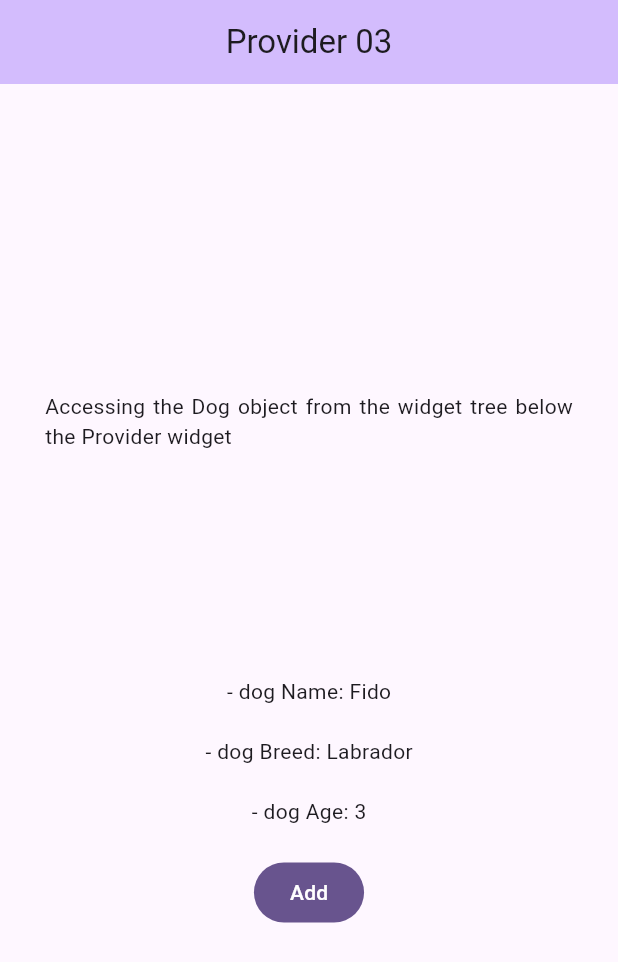
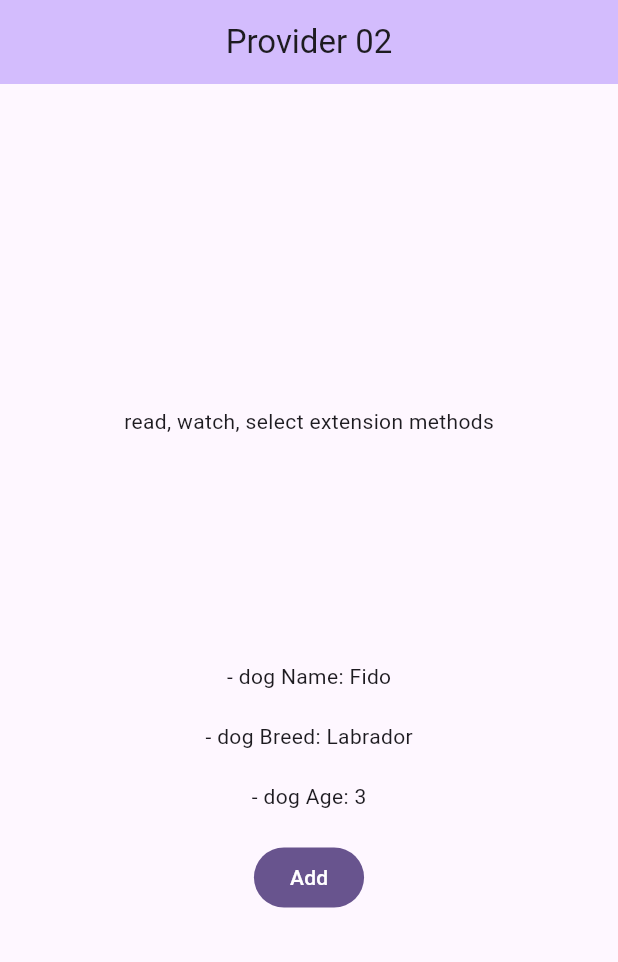
Before and after one commit to ianshaloom/state-management-with-provider, a Flutter app: the screen it shows after launch, on a phone screen of 412 x 824 dp. Shown: the top 962 px of the screen. Run offline on Flutter 3.47's test engine with Material 2 defaults, Android fonts, the light colour scheme and no system bars.

Commit message:
read, watch, select ext methods

```diff
--- a/lib/main.dart
+++ b/lib/main.dart
@@ -41,7 +41,7 @@ class MyHomePage extends StatelessWidget {
     return Scaffold(
       appBar: AppBar(
         backgroundColor: Theme.of(context).colorScheme.inversePrimary,
-        title: Text('Provider 03'),
+        title: Text('Provider 02'),
         centerTitle: true,
       ),
       body: Center(
@@ -51,19 +51,19 @@ class MyHomePage extends StatelessWidget {
             Padding(
               padding: const EdgeInsets.symmetric(horizontal: 30.0),
               child: const Text(
-                'Accessing the Dog object from the widget tree below the Provider widget',
+                'read, watch, select extension methods',
                 textAlign: TextAlign.justify,
               ),
             ),
             const SizedBox(height: 150.0),
-            //NOTE - The Dog object is accessed from the widget tree below the Provider widget
+            //NOTE
             /**
              * The Dog object is accessed from the widget tree below the Provider widget
              * But since the Dog name property is final, it cannot be changed
              * So we can use listen: false to prevent the widget from rebuilding when the Dog object changes
              */
             Text(
-              '- dog Name: ${Provider.of<Dog>(context, listen: false).name}',
+              '- dog Name: ${context.watch<Dog>().name}',
             ),
             const SizedBox(height: 20.0),
             BreedAndAge(),
@@ -83,7 +83,7 @@ class BreedAndAge extends StatelessWidget {
     return Column(
       children: [
         Text(
-          '- dog Breed: ${Provider.of<Dog>(context, listen: false).breed}',
+          '- dog Breed: ${context.select((Dog dog) => dog.breed)}',
         ),
         const SizedBox(height: 20.0),
         Age(),
@@ -103,17 +103,24 @@ class Age extends StatelessWidget {
     return Column(
       children: [
         Text(
-          '- dog Age: ${Provider.of<Dog>(context).age}',
+          //NOTE
+          /**
+           * The Dog object is accessed from the widget tree below the Provider widget
+           * But since the Dog age property is not final, it can be changed
+           * By using select with generic type dog and int,
+           * the widget will rebuild only when the Dog object int property changes
+           */
+          '- dog Age: ${context.select<Dog,int>((Dog dog) => dog.age)}',
         ),
         const SizedBox(height: 20.0),
         FilledButton(
-          //NOTE - The Dog object is accessed from the widget tree below the Provider widget
+          //NOTE
           /**
            * The Dog object is accessed from the widget tree below the Provider widget
            * But since the Dog growOlder method is called, the widget will rebuild when the Dog object changes
            * So we can use listen: false to prevent the widget from rebuilding when the Dog object changes
            */
-          onPressed: Provider.of<Dog>(context, listen: false).growOlder,
+          onPressed: context.read<Dog>().growOlder,
           child: const Text('Add'),
         )
       ],
```
